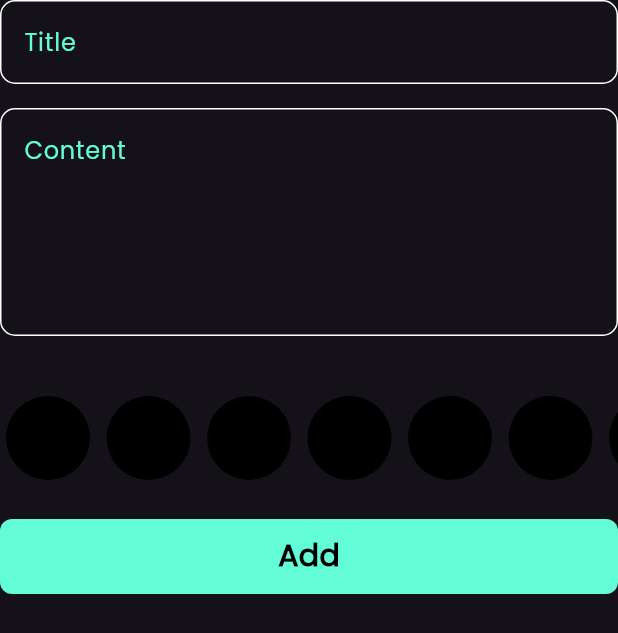
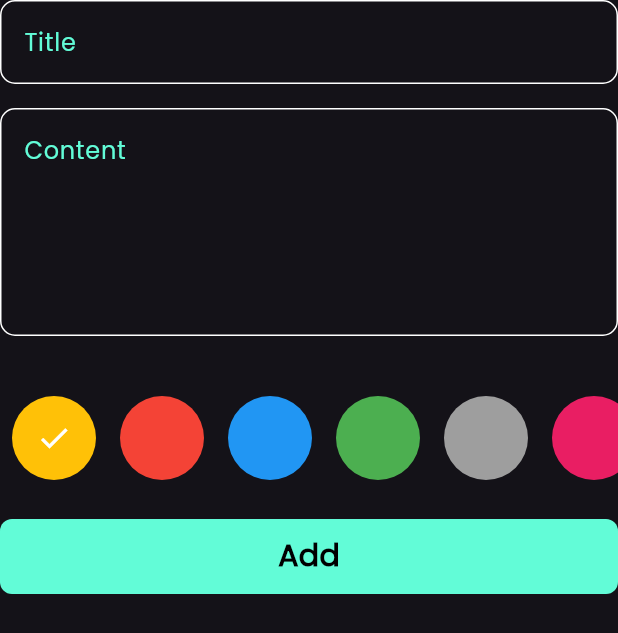
Before and after one commit to MostafaAjep/Notes-app, a Flutter app: the AddNoteForm widget shown alone on an empty page, opened directly, on a phone screen of 412 x 824 dp. Shown: the top 633 px of the screen. Run offline on Flutter 3.47's test engine with Material 3 defaults, Android fonts, the phone set to English and light mode, and no system bars; our stand-ins replace flutter_bloc, font_awesome_flutter, hive, hive_flutter; accounts and stored records are empty.

Commit message:
colors list view part 2

```diff
--- a/lib/widgets/add_note_form.dart
+++ b/lib/widgets/add_note_form.dart
@@ -43,7 +43,9 @@ class _AddNoteFormState extends State<AddNoteForm> {
                   subtitle = value;
                 }),
             const SizedBox(height: 40),
-            const ColorsListView(),
+            const ColorsListView(
+              isActive: true,
+            ),
             BlocBuilder<AddNoteCubit, AddNoteState>(
               builder: (context, state) {
                 return CustomButton(
--- a/lib/widgets/color_item.dart
+++ b/lib/widgets/color_item.dart
@@ -1,16 +1,23 @@
 import 'package:flutter/material.dart';
 
 class ColorItem extends StatelessWidget {
-  const ColorItem({super.key});
+  const ColorItem({super.key, required this.isActive, required this.color});
+  final bool isActive;
+  final Color color;
 
   @override
   Widget build(BuildContext context) {
-    return const Padding(
-      padding: EdgeInsets.only(right: 3),
-      child: CircleAvatar(
-        radius: 32,
-        backgroundColor: Colors.black,
-      ),
-    );
+    return isActive
+        ? CircleAvatar(
+            backgroundColor: color,
+            radius: 36,
+            child: const Icon(
+              Icons.check,
+              color: Colors.white,
+            ))
+        : CircleAvatar(
+            radius: 36,
+            backgroundColor: color,
+          );
   }
 }
--- a/lib/widgets/colors_list_view.dart
+++ b/lib/widgets/colors_list_view.dart
@@ -2,8 +2,24 @@ import 'package:flutter/material.dart';
 
 import 'color_item.dart';
 
-class ColorsListView extends StatelessWidget {
-  const ColorsListView({super.key});
+class ColorsListView extends StatefulWidget {
+  const ColorsListView({super.key, required this.isActive});
+  final bool isActive;
+
+  @override
+  State<ColorsListView> createState() => _ColorsListViewState();
+}
+
+class _ColorsListViewState extends State<ColorsListView> {
+  int currentIndex = 0;
+  List<Color> colors = [
+    Colors.amber,
+    Colors.red,
+    Colors.blue,
+    Colors.green,
+    Colors.grey,
+    Colors.pink,
+  ];
 
   @override
   Widget build(BuildContext context) {
@@ -12,8 +28,17 @@ class ColorsListView extends StatelessWidget {
       child: Padding(
         padding: const EdgeInsets.only(bottom: 18),
         child: ListView.builder(
-          itemBuilder: (context, index) => const ColorItem(),
-          itemCount: 10,
+          itemBuilder: (context, index) => GestureDetector(
+            onTap: () {
+              currentIndex = index;
+              setState(() {});
+            },
+            child: ColorItem(
+              isActive: currentIndex == index,
+              color: colors[index],
+            ),
+          ),
+          itemCount: colors.length,
           scrollDirection: Axis.horizontal,
           physics: const BouncingScrollPhysics(),
         ),
```
